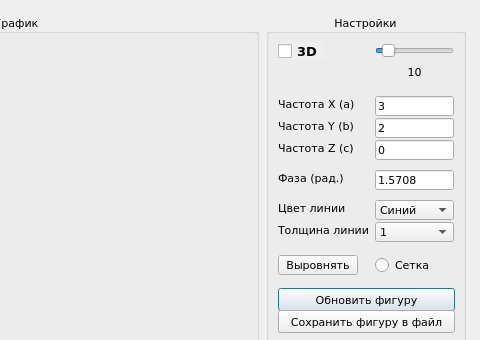
Old version of the form main_window.ui in the repository Laztrex/simple-graphics-lissajous; both pictures show x 240 to 720 and y 0 to 340 of the 720 by 436 pixel window.
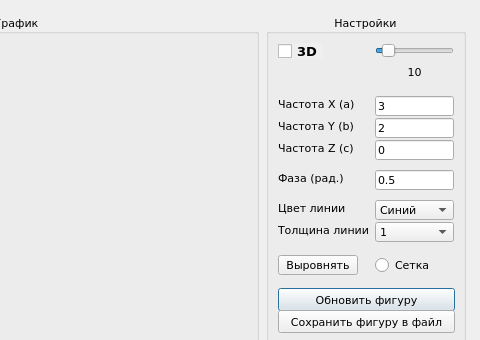
New version of the form.

The edit to the form file:
```diff
--- a/main_window.ui
+++ b/main_window.ui
@@ -384,11 +384,12 @@
          </property>
          <property name="font">
           <font>
+           <family>Verdana</family>
            <pointsize>8</pointsize>
           </font>
          </property>
          <property name="text">
-          <string>1.5708</string>
+          <string>0.5</string>
          </property>
         </widget>
        </item>
```
Left out of the diff: 172 changed lines with no effect on the pictures.
